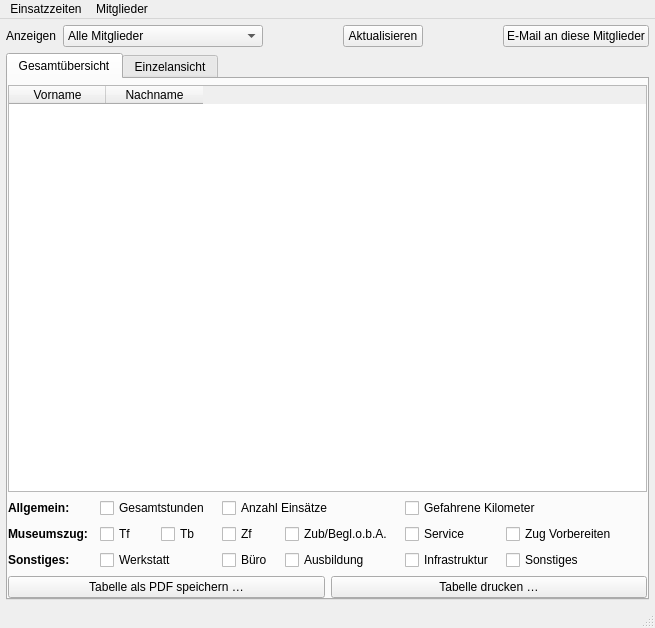
First picture: the form in Programm/Einsatzplaner/personalwindow.ui, repository philjosch/Einsatzplaner, before the edit.
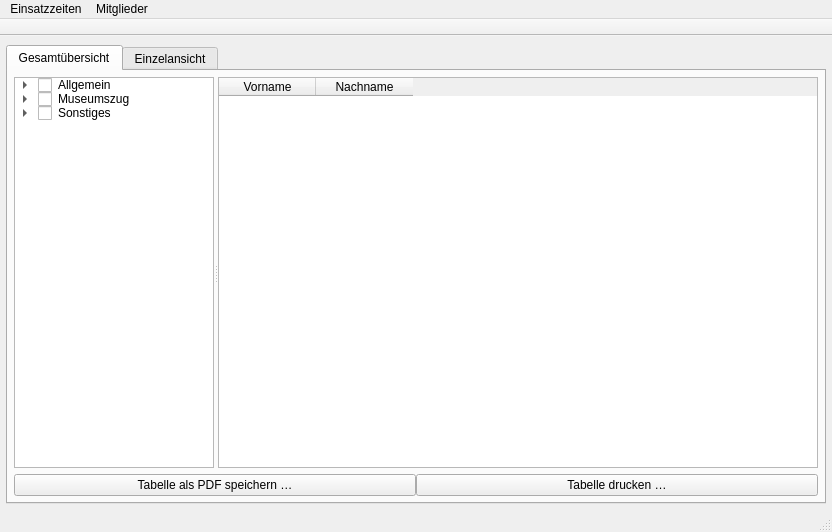
Second picture: the form after the edit. The open tabs and pages were chosen to show the change. Icons and pictures are not drawn.

Commit message:
[Improvement] Fenster Einsatzzeiten verbessert
Das Fenster für die Anzeige der Einsatzzeiten wurde überarbeitet.
Die anzuzeigenden Kategorien werden nun als Baum dargestellt, um bestimmte Gruppen an Kategorien einfache ein- und auszublenden. Ebenso wurde eine Toolbar eingeführt, welche die Funktion der bisherigen Pseudo-Toolbar übernimmt.

Patch:
```diff
--- a/Programm/Einsatzplaner/personalwindow.ui
+++ b/Programm/Einsatzplaner/personalwindow.ui
@@ -9,8 +9,8 @@
    <rect>
     <x>0</x>
     <y>0</y>
-    <width>655</width>
-    <height>628</height>
+    <width>832</width>
+    <height>527</height>
    </rect>
   </property>
   <property name="windowTitle">
@@ -24,9 +24,6 @@
     <property name="leftMargin">
      <number>6</number>
     </property>
-    <property name="topMargin">
-     <number>6</number>
-    </property>
     <property name="rightMargin">
      <number>6</number>
     </property>
@@ -37,122 +34,6 @@
      <number>6</number>
     </property>
     <item row="0" column="0">
-     <layout class="QGridLayout" name="gridLayout_3" columnstretch="0,0,1,0,1,0">
-      <property name="spacing">
-       <number>6</number>
-      </property>
-      <item row="0" column="4">
-       <spacer name="horizontalSpacer_6">
-        <property name="orientation">
-         <enum>Qt::Orientation::Horizontal</enum>
-        </property>
-        <property name="sizeHint" stdset="0">
-         <size>
-          <width>40</width>
-          <height>20</height>
-         </size>
-        </property>
-       </spacer>
-      </item>
-      <item row="0" column="5">
-       <widget class="QPushButton" name="pushEmail">
-        <property name="text">
-         <string>E-Mail an diese Mitglieder</string>
-        </property>
-       </widget>
-      </item>
-      <item row="0" column="3">
-       <widget class="QPushButton" name="pushAktualisieren">
-        <property name="toolTip">
-         <string>Die Werte neuberechnen und die Anzeige aktualisieren</string>
-        </property>
-        <property name="statusTip">
-         <string>Die Werte neuberechnen und die Anzeige aktualisieren</string>
-        </property>
-        <property name="text">
-         <string>Aktualisieren</string>
-        </property>
-       </widget>
-      </item>
-      <item row="0" column="2">
-       <spacer name="horizontalSpacer_10">
-        <property name="orientation">
-         <enum>Qt::Orientation::Horizontal</enum>
-        </property>
-        <property name="sizeHint" stdset="0">
-         <size>
-          <width>40</width>
-          <height>20</height>
-         </size>
-        </property>
-       </spacer>
-      </item>
-      <item row="0" column="1">
-       <widget class="QComboBox" name="comboAnzeige">
-        <property name="minimumSize">
-         <size>
-          <width>200</width>
-          <height>0</height>
-         </size>
-        </property>
-        <property name="currentIndex">
-         <number>0</number>
-        </property>
-        <item>
-         <property name="text">
-          <string>Alle Mitglieder</string>
-         </property>
-        </item>
-        <item>
-         <property name="text">
-          <string>Aktiv</string>
-         </property>
-        </item>
-        <item>
-         <property name="text">
-          <string>Passiv</string>
-         </property>
-        </item>
-        <item>
-         <property name="text">
-          <string>Aktiv mit Stunden</string>
-         </property>
-        </item>
-        <item>
-         <property name="text">
-          <string>Aktiv ohne Stunden</string>
-         </property>
-        </item>
-        <item>
-         <property name="text">
-          <string>Passiv mit Stunden</string>
-         </property>
-        </item>
-        <item>
-         <property name="text">
-          <string>Ausgetreten</string>
-         </property>
-        </item>
-        <item>
-         <property name="text">
-          <string>Alle</string>
-         </property>
-        </item>
-       </widget>
-      </item>
-      <item row="0" column="0">
-       <widget class="QLabel" name="label_25">
-        <property name="text">
-         <string>Anzeigen</string>
-        </property>
-        <property name="buddy">
-         <cstring>comboAnzeige</cstring>
-        </property>
-       </widget>
-      </item>
-     </layout>
-    </item>
-    <item row="1" column="0">
      <widget class="QTabWidget" name="tabWidgetMain">
       <property name="enabled">
        <bool>true</bool>
@@ -164,258 +45,286 @@
        <attribute name="title">
         <string>Gesamtübersicht</string>
        </attribute>
-       <layout class="QGridLayout" name="gridLayout_5" rowstretch="1,0,0" columnstretch="1,1">
+       <layout class="QGridLayout" name="gridLayout_5" rowstretch="1,0">
         <property name="leftMargin">
-         <number>0</number>
+         <number>6</number>
         </property>
         <property name="topMargin">
          <number>6</number>
         </property>
         <property name="rightMargin">
-         <number>0</number>
+         <number>6</number>
         </property>
         <property name="bottomMargin">
+         <number>6</number>
+        </property>
+        <property name="horizontalSpacing">
          <number>0</number>
         </property>
-        <property name="spacing">
+        <property name="verticalSpacing">
          <number>6</number>
         </property>
-        <item row="0" column="0" colspan="2">
-         <widget class="QTableWidget" name="tabelleGesamt">
-          <property name="editTriggers">
-           <set>QAbstractItemView::EditTrigger::NoEditTriggers</set>
+        <item row="0" column="0">
+         <widget class="QSplitter" name="splitter">
+          <property name="orientation">
+           <enum>Qt::Orientation::Horizontal</enum>
           </property>
-          <property name="selectionMode">
-           <enum>QAbstractItemView::SelectionMode::ExtendedSelection</enum>
-          </property>
-          <property name="selectionBehavior">
-           <enum>QAbstractItemView::SelectionBehavior::SelectRows</enum>
-          </property>
-          <property name="sortingEnabled">
-           <bool>true</bool>
-          </property>
-          <attribute name="horizontalHeaderDefaultSectionSize">
-           <number>97</number>
-          </attribute>
-          <attribute name="horizontalHeaderShowSortIndicator" stdset="0">
-           <bool>true</bool>
-          </attribute>
-          <column>
-           <property name="text">
-            <string>Vorname</string>
+          <widget class="QTreeWidget" name="treeCategorySelection">
+           <property name="maximumSize">
+            <size>
+             <width>200</width>
+             <height>16777215</height>
+            </size>
            </property>
-          </column>
-          <column>
-           <property name="text">
-            <string>Nachname</string>
+           <property name="headerHidden">
+            <bool>true</bool>
            </property>
-          </column>
-         </widget>
-        </item>
-        <item row="1" column="0" colspan="2">
-         <layout class="QGridLayout" name="gridTabelleSpalten" columnstretch="0,0,0,0,0,0,0,1">
-          <property name="horizontalSpacing">
-           <number>12</number>
-          </property>
-          <item row="1" column="4">
-           <widget class="QCheckBox" name="checkShowZub">
+           <attribute name="headerVisible">
+            <bool>false</bool>
+           </attribute>
+           <column>
             <property name="text">
-             <string>Zub/Begl.o.b.A.</string>
+             <string>Kategorie</string>
             </property>
-            <property name="checked">
-             <bool>false</bool>
-            </property>
-           </widget>
-          </item>
-          <item row="0" column="5" colspan="2">
-           <widget class="QCheckBox" name="checkShowKilometer">
+           </column>
+           <item>
             <property name="text">
-             <string>Gefahrene Kilometer</string>
+             <string>Allgemein</string>
             </property>
-            <property name="checked">
-             <bool>false</bool>
+            <property name="checkState">
+             <enum>Unchecked</enum>
             </property>
-           </widget>
-          </item>
-          <item row="1" column="3">
-           <widget class="QCheckBox" name="checkShowZf">
-            <property name="text">
-             <string>Zf</string>
+            <property name="flags">
+             <set>ItemIsSelectable|ItemIsUserCheckable|ItemIsEnabled|ItemIsAutoTristate</set>
             </property>
-            <property name="checked">
-             <bool>false</bool>
-            </property>
-           </widget>
-          </item>
-          <item row="2" column="0">
-           <widget class="QLabel" name="label_31">
-            <property name="font">
-             <font>
-              <bold>true</bold>
-             </font>
-            </property>
+            <item>
+             <property name="text">
+              <string>Gesamt</string>
+             </property>
+             <property name="checkState">
+              <enum>Unchecked</enum>
+             </property>
+             <property name="flags">
+              <set>ItemIsSelectable|ItemIsUserCheckable|ItemIsEnabled</set>
+             </property>
+            </item>
+            <item>
+             <property name="text">
+              <string>Anzahl</string>
+             </property>
+             <property name="checkState">
+              <enum>Unchecked</enum>
+             </property>
+             <property name="flags">
+              <set>ItemIsSelectable|ItemIsUserCheckable|ItemIsEnabled</set>
+             </property>
+            </item>
+            <item>
+             <property name="text">
+              <string>Kilometer</string>
+             </property>
+             <property name="checkState">
+              <enum>Unchecked</enum>
+             </property>
+             <property name="flags">
+              <set>ItemIsSelectable|ItemIsUserCheckable|ItemIsEnabled</set>
+             </property>
+            </item>
+           </item>
+           <item>
             <property name="text">
-             <string>Sonstiges:</string>
+             <string>Museumszug</string>
             </property>
-           </widget>
-          </item>
-          <item row="2" column="1" colspan="2">
-           <widget class="QCheckBox" name="checkShowWerkstatt">
-            <property name="text">
-             <string>Werkstatt</string>
+            <property name="checkState">
+             <enum>Unchecked</enum>
             </property>
-            <property name="checked">
-             <bool>false</bool>
+            <property name="flags">
+             <set>ItemIsSelectable|ItemIsUserCheckable|ItemIsEnabled|ItemIsAutoTristate</set>
             </property>
-           </widget>
-          </item>
-          <item row="1" column="6">
-           <widget class="QCheckBox" name="checkShowVorbereiten">
-            <property name="text">
-             <string>Zug Vorbereiten</string>
-            </property>
-            <property name="checked">
-             <bool>false</bool>
-            </property>
-           </widget>
-          </item>
-          <item row="0" column="1" colspan="2">
-           <widget class="QCheckBox" name="checkShowGesamt">
-            <property name="text">
-             <string>Gesamtstunden</string>
-            </property>
-            <property name="checked">
-             <bool>false</bool>
-            </property>
-           </widget>
-          </item>
-          <item row="1" column="5">
-           <widget class="QCheckBox" name="checkShowService">
-            <property name="text">
-             <string>Service</string>
-            </property>
-            <property name="checked">
-             <bool>false</bool>
-            </property>
-           </widget>
-          </item>
-          <item row="2" column="3">
-           <widget class="QCheckBox" name="checkShowBuero">
-            <property name="text">
-             <string>Büro</string>
-            </property>
-            <property name="checked">
-             <bool>false</bool>
-            </property>
-           </widget>
-          </item>
-          <item row="2" column="4">
-           <widget class="QCheckBox" name="checkShowAusbildung">
-            <property name="text">
-             <string>Ausbildung</string>
-            </property>
-           </widget>
-          </item>
-          <item row="1" column="0">
-           <widget class="QLabel" name="label_29">
-            <property name="font">
-             <font>
-              <bold>true</bold>
-             </font>
-            </property>
-            <property name="text">
-             <string>Museumszug:</string>
-            </property>
-           </widget>
-          </item>
-          <item row="0" column="0">
-           <widget class="QLabel" name="label_30">
-            <property name="font">
-             <font>
-              <bold>true</bold>
-             </font>
-            </property>
-            <property name="text">
-             <string>Allgemein:</string>
-            </property>
-           </widget>
-          </item>
-          <item row="0" column="3" colspan="2">
-           <widget class="QCheckBox" name="checkShowAnzahl">
-            <property name="text">
-             <string>Anzahl Einsätze</string>
-            </property>
-            <property name="checked">
-             <bool>false</bool>
-            </property>
-           </widget>
-          </item>
-          <item row="1" column="1">
-           <widget class="QCheckBox" name="checkShowTf">
-            <property name="text">
-             <string>Tf</string>
-            </property>
-            <property name="checked">
-             <bool>false</bool>
-            </property>
-           </widget>
-          </item>
-          <item row="1" column="7">
-           <spacer name="horizontalSpacer_3">
-            <property name="orientation">
-             <enum>Qt::Orientation::Horizontal</enum>
-            </property>
-            <property name="sizeType">
-             <enum>QSizePolicy::Policy::Expanding</enum>
-            </property>
-            <property name="sizeHint" stdset="0">
-             <size>
-              <width>0</width>
-              <height>10</height>
-             </size>
-            </property>
-           </spacer>
-          </item>
-          <item row="2" column="5">
-           <widget class="QCheckBox" name="checkShowInfrastruktur">
-            <property name="text">
-             <string>Infrastruktur</string>
-            </property>
-           </widget>
-          </item>
-          <item row="2" column="6">
-           <widget class="QCheckBox" name="checkShowSonstiges">
+            <item>
+             <property name="text">
+              <string>Tf</string>
+             </property>
+             <property name="checkState">
+              <enum>Unchecked</enum>
+             </property>
+             <property name="flags">
+              <set>ItemIsSelectable|ItemIsUserCheckable|ItemIsEnabled</set>
+             </property>
+            </item>
+            <item>
+             <property name="text">
+              <string>Tb</string>
+             </property>
+             <property name="checkState">
+              <enum>Unchecked</enum>
+             </property>
+             <property name="flags">
+              <set>ItemIsSelectable|ItemIsUserCheckable|ItemIsEnabled</set>
+             </property>
+            </item>
+            <item>
+             <property name="text">
+              <string>Zf</string>
+             </property>
+             <property name="checkState">
+              <enum>Unchecked</enum>
+             </property>
+             <property name="flags">
+              <set>ItemIsSelectable|ItemIsUserCheckable|ItemIsEnabled</set>
+             </property>
+            </item>
+            <item>
+             <property name="text">
+              <string>Zugbegleiter</string>
+             </property>
+             <property name="checkState">
+              <enum>Unchecked</enum>
+             </property>
+             <property name="flags">
+              <set>ItemIsSelectable|ItemIsUserCheckable|ItemIsEnabled</set>
+             </property>
+            </item>
+            <item>
+             <property name="text">
+              <string>Service</string>
+             </property>
+             <property name="checkState">
+              <enum>Unchecked</enum>
+             </property>
+             <property name="flags">
+              <set>ItemIsSelectable|ItemIsUserCheckable|ItemIsEnabled</set>
+             </property>
+            </item>
+            <item>
+             <property name="text">
+              <string>Zug Vorbereiten</string>
+             </property>
+             <property name="checkState">
+              <enum>Unchecked</enum>
+             </property>
+             <property name="flags">
+              <set>ItemIsSelectable|ItemIsUserCheckable|ItemIsEnabled</set>
+             </property>
+            </item>
+           </item>
+           <item>
             <property name="text">
              <string>Sonstiges</string>
             </property>
-            <property name="checked">
-             <bool>false</bool>
+            <property name="checkState">
+             <enum>Unchecked</enum>
+            </property>
+            <property name="flags">
+             <set>ItemIsSelectable|ItemIsUserCheckable|ItemIsEnabled|ItemIsAutoTristate</set>
+            </property>
+            <item>
+             <property name="text">
+              <string>Werkstatt</string>
+             </property>
+             <property name="checkState">
+              <enum>Unchecked</enum>
+             </property>
+             <property name="flags">
+              <set>ItemIsSelectable|ItemIsUserCheckable|ItemIsEnabled</set>
+             </property>
+            </item>
+            <item>
+             <property name="text">
+              <string>Büro</string>
+             </property>
+             <property name="checkState">
+              <enum>Unchecked</enum>
+             </property>
+             <property name="flags">
+              <set>ItemIsSelectable|ItemIsUserCheckable|ItemIsEnabled</set>
+             </property>
+            </item>
+            <item>
+             <property name="text">
+              <string>Ausbildung</string>
+             </property>
+             <property name="checkState">
+              <enum>Unchecked</enum>
+             </property>
+             <property name="flags">
+              <set>ItemIsSelectable|ItemIsUserCheckable|ItemIsEnabled</set>
+             </property>
+            </item>
+            <item>
+             <property name="text">
+              <string>Infrastruktur</string>
+             </property>
+             <property name="checkState">
+              <enum>Unchecked</enum>
+             </property>
+             <property name="flags">
+              <set>ItemIsSelectable|ItemIsUserCheckable|ItemIsEnabled</set>
+             </property>
+            </item>
+            <item>
+             <property name="text">
+              <string>Sonstiges</string>
+             </property>
+             <property name="checkState">
+              <enum>Unchecked</enum>
+             </property>
+             <property name="flags">
+              <set>ItemIsSelectable|ItemIsUserCheckable|ItemIsEnabled</set>
+             </property>
+            </item>
+           </item>
+          </widget>
+          <widget class="QTableWidget" name="tabelleGesamt">
+           <property name="editTriggers">
+            <set>QAbstractItemView::EditTrigger::NoEditTriggers</set>
+           </property>
+           <property name="selectionMode">
+            <enum>QAbstractItemView::SelectionMode::ExtendedSelection</enum>
+           </property>
+           <property name="selectionBehavior">
+            <enum>QAbstractItemView::SelectionBehavior::SelectRows</enum>
+           </property>
+           <property name="sortingEnabled">
+            <bool>true</bool>
+           </property>
+           <attribute name="horizontalHeaderDefaultSectionSize">
+            <number>97</number>
+           </attribute>
+           <attribute name="horizontalHeaderShowSortIndicator" stdset="0">
+            <bool>true</bool>
+           </attribute>
+           <column>
+            <property name="text">
+             <string>Vorname</string>
+            </property>
+           </column>
+           <column>
+            <property name="text">
+             <string>Nachname</string>
+            </property>
+           </column>
+          </widget>
+         </widget>
+        </item>
+        <item row="1" column="0">
+         <layout class="QGridLayout" name="gridLayout">
+          <item row="0" column="0">
+           <widget class="QPushButton" name="pushZeitenPDF">
+            <property name="text">
+             <string>Tabelle als PDF speichern …</string>
             </property>
            </widget>
           </item>
-          <item row="1" column="2">
-           <widget class="QCheckBox" name="checkShowTb">
+          <item row="0" column="1">
+           <widget class="QPushButton" name="pushZeitenDrucken">
             <property name="text">
-             <string>Tb</string>
+             <string>Tabelle drucken …</string>
             </property>
            </widget>
           </item>
          </layout>
         </item>
-        <item row="2" column="1">
-         <widget class="QPushButton" name="pushZeitenDrucken">
-          <property name="text">
-           <string>Tabelle drucken …</string>
-          </property>
-         </widget>
-        </item>
-        <item row="2" column="0">
-         <widget class="QPushButton" name="pushZeitenPDF">
-          <property name="text">
-           <string>Tabelle als PDF speichern …</string>
-          </property>
-         </widget>
-        </item>
        </layout>
       </widget>
       <widget class="QWidget" name="einzel">
@@ -1502,7 +1411,7 @@
     <rect>
      <x>0</x>
      <y>0</y>
-     <width>655</width>
+     <width>832</width>
      <height>24</height>
     </rect>
    </property>
@@ -1570,6 +1479,38 @@
    <addaction name="menuMitglieder"/>
   </widget>
   <widget class="QStatusBar" name="statusbar"/>
+  <widget class="QToolBar" name="toolBar">
+   <property name="contextMenuPolicy">
+    <enum>Qt::ContextMenuPolicy::PreventContextMenu</enum>
+   </property>
+   <property name="windowTitle">
+    <string>toolBar</string>
+   </property>
+   <property name="movable">
+    <bool>false</bool>
+   </property>
+   <property name="allowedAreas">
+    <set>Qt::ToolBarArea::TopToolBarArea</set>
+   </property>
+   <property name="orientation">
+    <enum>Qt::Orientation::Horizontal</enum>
+   </property>
+   <property name="iconSize">
+    <size>
+     <width>16</width>
+     <height>16</height>
+    </size>
+   </property>
+   <property name="toolButtonStyle">
+    <enum>Qt::ToolButtonStyle::ToolButtonTextUnderIcon</enum>
+   </property>
+   <attribute name="toolBarArea">
+    <enum>TopToolBarArea</enum>
+   </attribute>
+   <attribute name="toolBarBreak">
+    <bool>false</bool>
+   </attribute>
+  </widget>
   <action name="actionSchlie_en">
    <property name="text">
     <string>Schließen</string>
```
Left out of the diff: 57 changed lines with no effect on the pictures. The commit also changes 2 other files.
